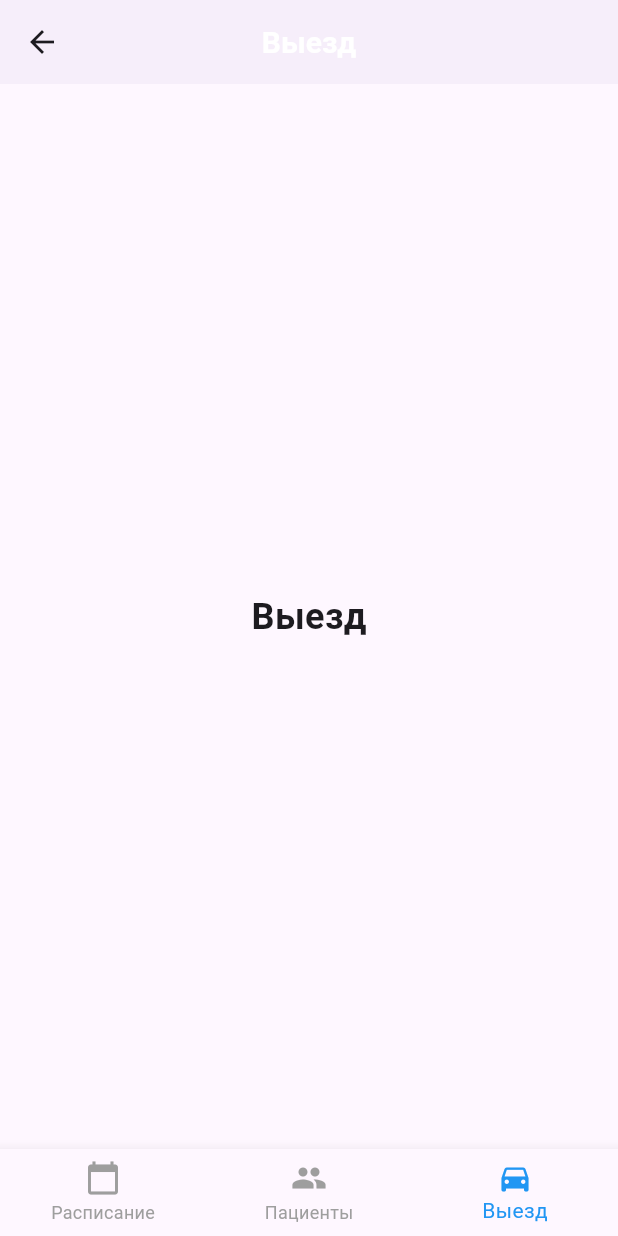
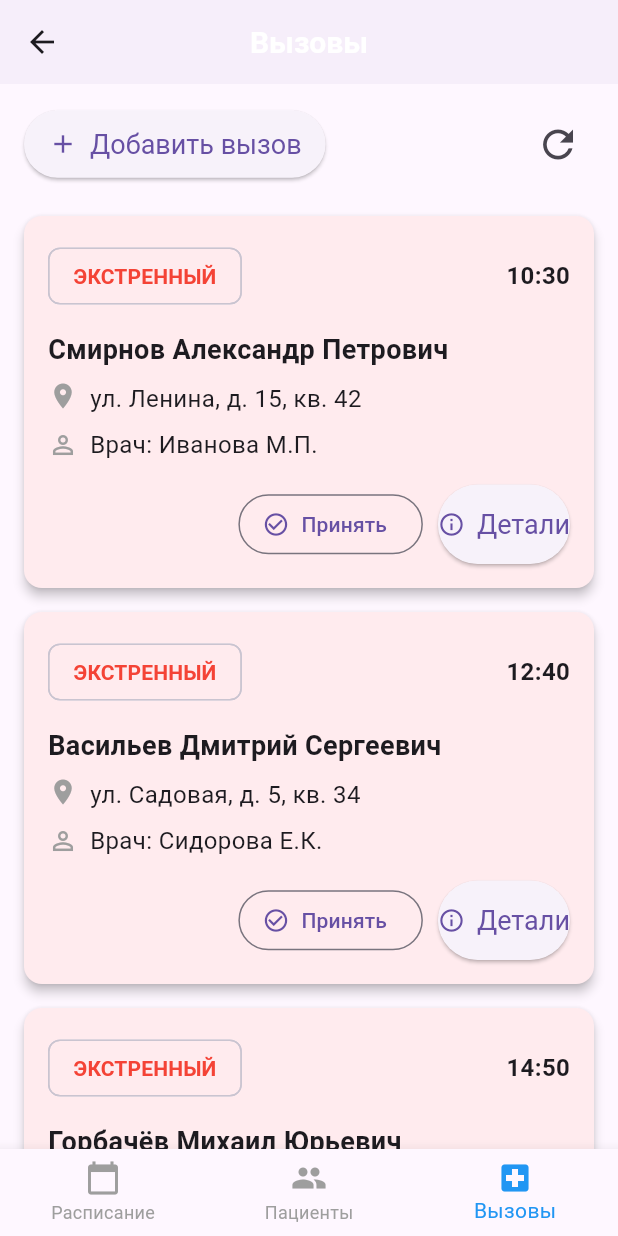
Before and after one commit to AlexanderMorozov1919/mobileapp-frontend, a Flutter app: the MainScreen screen opened by its route, item 3 of the bottom bar chosen, on a phone screen of 412 x 824 dp. Run offline on Flutter 3.47's test engine with Material 3 defaults, Android fonts, the phone set to English and light mode, and no system bars; our stand-ins replace bloc, equatable, flutter_bloc.

Commit message:
calls screen v1

```diff
--- /dev/null
+++ b/lib/presentation/pages/calls_screen.dart
@@ -0,0 +1,218 @@
+import 'package:flutter/material.dart';
+
+class CallsScreen extends StatefulWidget {
+  const CallsScreen({super.key});
+
+  @override
+  State<CallsScreen> createState() => _CallsScreenState();
+}
+
+class _CallsScreenState extends State<CallsScreen> {
+  List<Map<String, dynamic>> _calls = [];
+  List<Map<String, dynamic>> _filteredCalls = [];
+
+  @override
+  void initState() {
+    super.initState();
+    _loadCalls();
+  }
+
+  void _loadCalls() {
+    // Фиктивные данные вызовов
+    _calls = [
+      {
+        'id': 1,
+        'patientName': 'Смирнов Александр Петрович',
+        'address': 'ул. Ленина, д. 15, кв. 42',
+        'status': 'ЭКСТРЕННЫЙ',
+        'time': '10:30',
+        'doctor': 'Иванова М.П.',
+      },
+      {
+        'id': 2,
+        'patientName': 'Козлова Ольга Ивановна',
+        'address': 'пр. Победы, д. 87, кв. 12',
+        'status': 'НЕОТЛОЖНЫЙ',
+        'time': '11:15',
+        'doctor': 'Петров А.В.',
+      },
+      {
+        'id': 3,
+        'patientName': 'Васильев Дмитрий Сергеевич',
+        'address': 'ул. Садовая, д. 5, кв. 34',
+        'status': 'ЭКСТРЕННЫЙ',
+        'time': '12:40',
+        'doctor': 'Сидорова Е.К.',
+      },
+      {
+        'id': 4,
+        'patientName': 'Никитина Елена Владимировна',
+        'address': 'пр. Строителей, д. 23, кв. 7',
+        'status': 'НЕОТЛОЖНЫЙ',
+        'time': '13:20',
+        'doctor': 'Фёдоров И.Д.',
+      },
+      {
+        'id': 5,
+        'patientName': 'Горбачёв Михаил Юрьевич',
+        'address': 'ул. Центральная, д. 1, кв. 89',
+        'status': 'ЭКСТРЕННЫЙ',
+        'time': '14:50',
+        'doctor': 'Иванова М.П.',
+      },
+    ];
+
+    // Сортируем: сначала экстренные, затем по времени
+    _filteredCalls = List.from(_calls)
+      ..sort((a, b) {
+        if (a['status'] == 'ЭКСТРЕННЫЙ' && b['status'] != 'ЭКСТРЕННЫЙ') {
+          return -1;
+        } else if (a['status'] != 'ЭКСТРЕННЫЙ' && b['status'] == 'ЭКСТРЕННЫЙ') {
+          return 1;
+        }
+        return a['time'].compareTo(b['time']);
+      });
+  }
+
+  void _refreshCalls() {
+    setState(() {
+      _loadCalls();
+      ScaffoldMessenger.of(context).showSnackBar(
+        const SnackBar(content: Text('Список вызовов обновлён')),
+      );
+    });
+  }
+
+  @override
+  Widget build(BuildContext context) {
+    return Column(
+      children: [
+        Padding(
+          padding: const EdgeInsets.all(16.0),
+          child: Row(
+            mainAxisAlignment: MainAxisAlignment.spaceBetween,
+            children: [
+              ElevatedButton.icon(
+                icon: const Icon(Icons.add, size: 20),
+                label: const Text('Добавить вызов'),
+                onPressed: () {
+                  ScaffoldMessenger.of(context).showSnackBar(
+                    const SnackBar(content: Text('Добавление вызова будет реализовано позже')),
+                  );
+                },
+                style: ElevatedButton.styleFrom(
+                  padding: const EdgeInsets.symmetric(vertical: 12, horizontal: 16),
+                ),
+              ),
+              IconButton(
+                icon: const Icon(Icons.refresh, size: 30),
+                onPressed: _refreshCalls,
+                tooltip: 'Обновить список',
+              ),
+            ],
+          ),
+        ),
+        Expanded(
+          child: ListView.builder(
+            itemCount: _filteredCalls.length,
+            itemBuilder: (context, index) {
+              final call = _filteredCalls[index];
+              return _buildCallCard(call);
+            },
+          ),
+        ),
+      ],
+    );
+  }
+
+  Widget _buildCallCard(Map<String, dynamic> call) {
+    final isEmergency = call['status'] == 'ЭКСТРЕННЫЙ';
+
+    return Card(
+      margin: const EdgeInsets.symmetric(horizontal: 16, vertical: 8),
+      color: isEmergency ? const Color(0xFFFFEBEE) : Colors.white,
+      elevation: 3,
+      child: Padding(
+        padding: const EdgeInsets.all(16.0),
+        child: Column(
+          crossAxisAlignment: CrossAxisAlignment.start,
+          children: [
+            Row(
+              mainAxisAlignment: MainAxisAlignment.spaceBetween,
+              children: [
+                Chip(
+                  label: Text(
+                    call['status'],
+                    style: TextStyle(
+                      fontWeight: FontWeight.bold,
+                      color: isEmergency ? Colors.red : Colors.blue,
+                    ),
+                  ),
+                  backgroundColor: isEmergency ?
+                    Colors.red.shade50 : Colors.blue.shade50,
+                ),
+                Text(
+                  call['time'],
+                  style: const TextStyle(
+                    fontSize: 16,
+                    fontWeight: FontWeight.bold,
+                  ),
+                ),
+              ],
+            ),
+            const SizedBox(height: 12),
+            Text(
+              call['patientName'],
+              style: const TextStyle(
+                fontSize: 18,
+                fontWeight: FontWeight.bold,
+              ),
+            ),
+            const SizedBox(height: 8),
+            Row(
+              crossAxisAlignment: CrossAxisAlignment.start,
+              children: [
+                const Icon(Icons.location_on, size: 20, color: Colors.grey),
+                const SizedBox(width: 8),
+                Expanded(
+                  child: Text(
+                    call['address'],
+                    style: const TextStyle(fontSize: 16),
+                  ),
+                ),
+              ],
+            ),
+            const SizedBox(height: 8),
+            Row(
+              children: [
+                const Icon(Icons.person_outline, size: 20, color: Colors.grey),
+                const SizedBox(width: 8),
+                Text(
+                  'Врач: ${call['doctor']}',
+                  style: const TextStyle(fontSize: 16),
+                ),
+              ],
+            ),
+            const SizedBox(height: 15),
+            Row(
+              mainAxisAlignment: MainAxisAlignment.end,
+              children: [
+                OutlinedButton.icon(
+                  icon: const Icon(Icons.check_circle_outline, size: 18),
+                  label: const Text('Принять'),
+                  onPressed: () {},
+                ),
+                const SizedBox(width: 10),
+                ElevatedButton.icon(
+                  icon: const Icon(Icons.info_outline, size: 18),
+                  label: const Text('Детали'),
+                  onPressed: () {},
+                ),
+              ],
+            ),
+          ],
+        ),
+      ),
+    );
+  }
+}
--- a/lib/presentation/pages/main_screen.dart
+++ b/lib/presentation/pages/main_screen.dart
@@ -1,7 +1,7 @@
 import 'package:flutter/material.dart';
 import 'schedule_screen.dart';
 import 'patient_list_screen.dart'; // Переименованный файл
-import 'visit_screen.dart';
+import 'calls_screen.dart';
 
 class MainScreen extends StatefulWidget {
   const MainScreen({super.key});
@@ -15,14 +15,14 @@ class _MainScreenState extends State<MainScreen> {
 
   final List<Widget> _pages = [
     ScheduleScreen(),
-    PatientListScreen(), // Переименованный виджет
-    VisitScreen(),
+    PatientListScreen(),
+    CallsScreen(), // Новый экран вызовов
   ];
 
   final List<String> _pageTitles = [
     'Расписание',
-    'Список пациентов', // Новый заголовок
-    'Выезд',
+    'Список пациентов',
+    'Вызовы', // Новый заголовок
   ];
 
   @override
@@ -42,12 +42,12 @@ class _MainScreenState extends State<MainScreen> {
             label: 'Расписание',
           ),
           BottomNavigationBarItem(
-            icon: Icon(Icons.people), // Новая иконка
-            label: 'Пациенты', // Новое название
+            icon: Icon(Icons.people),
+            label: 'Пациенты',
           ),
           BottomNavigationBarItem(
-            icon: Icon(Icons.directions_car),
-            label: 'Выезд',
+            icon: Icon(Icons.local_hospital), // Новая иконка для вызовов
+            label: 'Вызовы', // Новое название
           ),
         ],
         selectedItemColor: Colors.blue,
--- a/lib/presentation/pages/visit_screen.dart
+++ /dev/null
@@ -1,15 +0,0 @@
-import 'package:flutter/material.dart';
-
-class VisitScreen extends StatelessWidget {
-  const VisitScreen({super.key});
-
-  @override
-  Widget build(BuildContext context) {
-    return const Center(
-      child: Text(
-        'Выезд',
-        style: TextStyle(fontSize: 24, fontWeight: FontWeight.bold),
-      ),
-    );
-  }
-}
```
